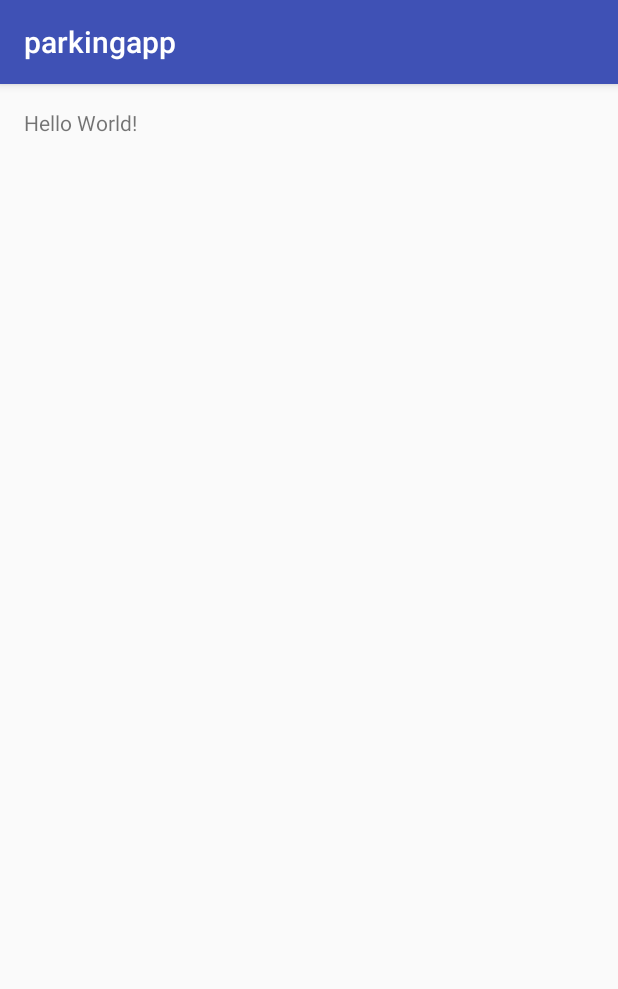
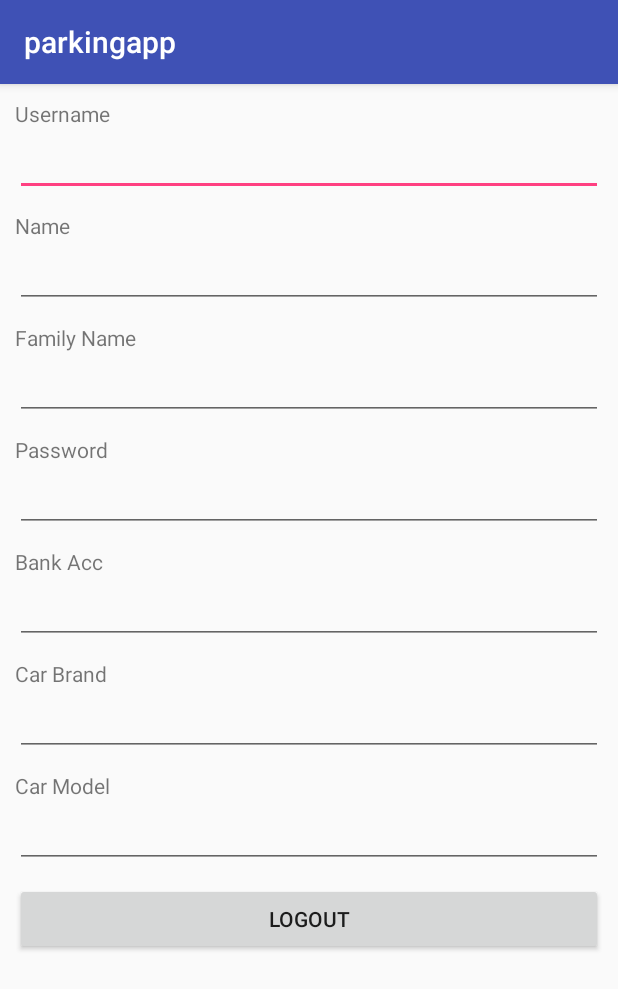
Before and after one commit to LaurynasSlimas/App-ParkingSystem, an Android app: the screen it shows after launch (MainActivity), on a phone screen of 412 x 824 dp. Shown: the top 989 px of the screen. Run offline under Robolectric (Android 15) with nearby library versions, the phone set to English and light mode, and no system bars.

Commit message:
Add files via upload

```diff
--- a/app/src/main/res/layout/activity_main.xml
+++ b/app/src/main/res/layout/activity_main.xml
@@ -1,17 +1,103 @@
 <?xml version="1.0" encoding="utf-8"?>
-<RelativeLayout xmlns:android="http://schemas.android.com/apk/res/android"
+<LinearLayout xmlns:android="http://schemas.android.com/apk/res/android"
     xmlns:tools="http://schemas.android.com/tools"
-    android:id="@+id/activity_main"
+    android:orientation="vertical"
     android:layout_width="match_parent"
-    android:layout_height="match_parent"
-    android:paddingBottom="@dimen/activity_vertical_margin"
-    android:paddingLeft="@dimen/activity_horizontal_margin"
-    android:paddingRight="@dimen/activity_horizontal_margin"
-    android:paddingTop="@dimen/activity_vertical_margin"
-    tools:context="com.example.justas.parkingapp.MainActivity">
+    android:padding="10dp"
+    android:layout_height="match_parent">
 
-    <TextView
-        android:layout_width="wrap_content"
-        android:layout_height="wrap_content"
-        android:text="Hello World!" />
-</RelativeLayout>
+
+    <ScrollView
+        android:layout_width="fill_parent"
+        android:layout_height="wrap_content">
+        <LinearLayout
+            android:layout_width="match_parent"
+            android:layout_height="match_parent"
+            android:orientation="vertical">
+            <TextView
+                android:layout_width="wrap_content"
+                android:text="Username"
+                android:layout_height="wrap_content" />
+
+            <EditText
+                android:id="@+id/etUsername"
+                android:layout_width="match_parent"
+                android:layout_marginBottom="10dp"
+                android:layout_height="wrap_content" />
+
+            <TextView
+                android:layout_width="wrap_content"
+                android:text="Name"
+                android:layout_height="wrap_content" />
+
+            <EditText
+                android:id="@+id/Name"
+                android:layout_width="match_parent"
+                android:layout_marginBottom="10dp"
+                android:layout_height="wrap_content" />
+
+            <TextView
+                android:layout_width="wrap_content"
+                android:text="Family Name"
+                android:layout_height="wrap_content" />
+
+            <EditText
+                android:id="@+id/etFamilyName"
+                android:layout_width="match_parent"
+                android:layout_marginBottom="10dp"
+                android:layout_height="wrap_content" />
+
+            <TextView
+                android:layout_width="wrap_content"
+                android:text="Password"
+                android:layout_height="wrap_content" />
+
+            <EditText
+                android:id="@+id/etPassword"
+                android:layout_width="match_parent"
+                android:layout_marginBottom="10dp"
+                android:inputType="textPassword"
+                android:layout_height="wrap_content" />
+
+            <TextView
+                android:layout_width="wrap_content"
+                android:text="Bank Acc"
+                android:layout_height="wrap_content" />
+
+            <EditText
+                android:id="@+id/etBankAcc"
+                android:layout_width="match_parent"
+                android:layout_marginBottom="10dp"
+                android:layout_height="wrap_content" />
+
+            <TextView
+                android:layout_width="wrap_content"
+                android:text="Car Brand"
+                android:layout_height="wrap_content" />
+
+            <EditText
+                android:id="@+id/etCarBrand"
+                android:layout_width="match_parent"
+                android:layout_marginBottom="10dp"
+                android:layout_height="wrap_content" />
+
+            <TextView
+                android:layout_width="wrap_content"
+                android:text="Car Model"
+                android:layout_height="wrap_content" />
+
+            <EditText
+                android:id="@+id/etCarModel"
+                android:layout_width="match_parent"
+                android:layout_marginBottom="10dp"
+                android:layout_height="wrap_content" />
+
+            <Button
+                android:id="@+id/bLogout"
+                android:text="Logout"
+                android:layout_width="match_parent"
+                android:layout_height="wrap_content" />
+
+        </LinearLayout>
+    </ScrollView>
+</LinearLayout>
```
Also changed, not shown: app/src/main/res/layout/activity_register.xml (+73 -3 lines).
